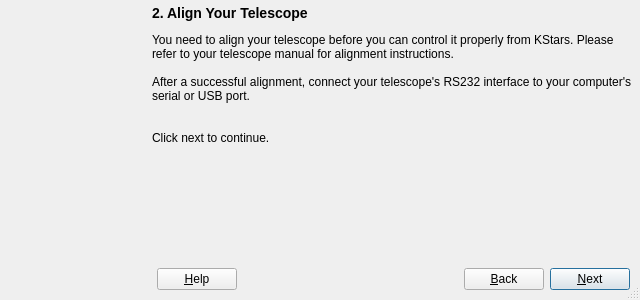
KDE/kstars, file kstars/telescopewizard.ui: the form before one commit.
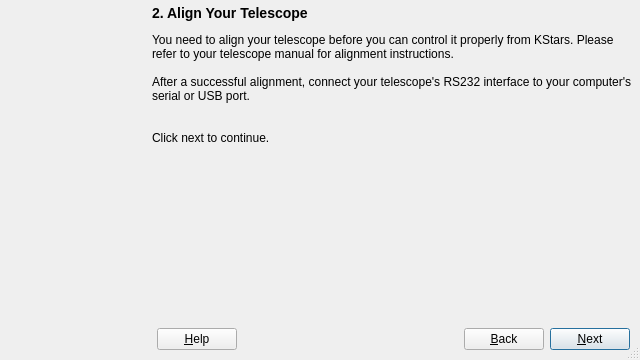
The form after the commit. The open tabs and pages were chosen to show the change. Custom widgets are drawn as their Qt base class.

Diff of the .ui file:
```diff
--- a/kstars/telescopewizard.ui
+++ b/kstars/telescopewizard.ui
@@ -9,13 +9,11 @@
     <x>0</x>
     <y>0</y>
     <width>640</width>
-    <height>300</height>
+    <height>360</height>
    </rect>
   </property>
   <property name="sizePolicy" >
-   <sizepolicy>
-    <hsizetype>5</hsizetype>
-    <vsizetype>5</vsizetype>
+   <sizepolicy vsizetype="Preferred" hsizetype="Preferred" >
     <horstretch>0</horstretch>
     <verstretch>0</verstretch>
    </sizepolicy>
@@ -23,13 +21,13 @@
   <property name="minimumSize" >
    <size>
     <width>500</width>
-    <height>300</height>
+    <height>360</height>
    </size>
   </property>
   <property name="maximumSize" >
    <size>
     <width>700</width>
-    <height>300</height>
+    <height>360</height>
    </size>
   </property>
   <property name="windowTitle" >
@@ -42,7 +40,19 @@
    <property name="margin" >
     <number>0</number>
    </property>
-   <property name="spacing" >
+   <property name="topMargin" >
+    <number>0</number>
+   </property>
+   <property name="rightMargin" >
+    <number>0</number>
+   </property>
+   <property name="bottomMargin" >
+    <number>0</number>
+   </property>
+   <property name="horizontalSpacing" >
+    <number>6</number>
+   </property>
+   <property name="verticalSpacing" >
     <number>6</number>
    </property>
    <item row="1" column="1" >
@@ -104,9 +114,7 @@
    <item row="0" column="1" >
     <widget class="QStackedWidget" name="wizardContainer" >
      <property name="sizePolicy" >
-      <sizepolicy>
-       <hsizetype>5</hsizetype>
-       <vsizetype>5</vsizetype>
+      <sizepolicy vsizetype="Preferred" hsizetype="Preferred" >
        <horstretch>0</horstretch>
        <verstretch>0</verstretch>
       </sizepolicy>
@@ -268,15 +276,25 @@
        <property name="margin" >
         <number>5</number>
        </property>
-       <property name="spacing" >
+       <property name="topMargin" >
+        <number>5</number>
+       </property>
+       <property name="rightMargin" >
+        <number>5</number>
+       </property>
+       <property name="bottomMargin" >
+        <number>5</number>
+       </property>
+       <property name="horizontalSpacing" >
+        <number>6</number>
+       </property>
+       <property name="verticalSpacing" >
         <number>6</number>
        </property>
        <item row="0" column="0" >
         <widget class="QLabel" name="telescopePageInfo" >
          <property name="sizePolicy" >
-          <sizepolicy>
-           <hsizetype>5</hsizetype>
-           <vsizetype>5</vsizetype>
+          <sizepolicy vsizetype="Preferred" hsizetype="Preferred" >
            <horstretch>0</horstretch>
            <verstretch>0</verstretch>
           </sizepolicy>
@@ -582,6 +600,12 @@
    </item>
    <item rowspan="2" row="0" column="0" >
     <widget class="QLabel" name="wizardPix" >
+     <property name="sizePolicy" >
+      <sizepolicy vsizetype="Preferred" hsizetype="Preferred" >
+       <horstretch>0</horstretch>
+       <verstretch>0</verstretch>
+      </sizepolicy>
+     </property>
      <property name="minimumSize" >
       <size>
        <width>141</width>
@@ -606,7 +630,7 @@
  <customwidgets>
   <customwidget>
    <class>KLineEdit</class>
-   <extends>QWidget</extends>
+   <extends>QLineEdit</extends>
    <header>klineedit.h</header>
    <container>1</container>
    <pixmap></pixmap>
```
Left out of the diff: 167 changed lines with no effect on the pictures.
